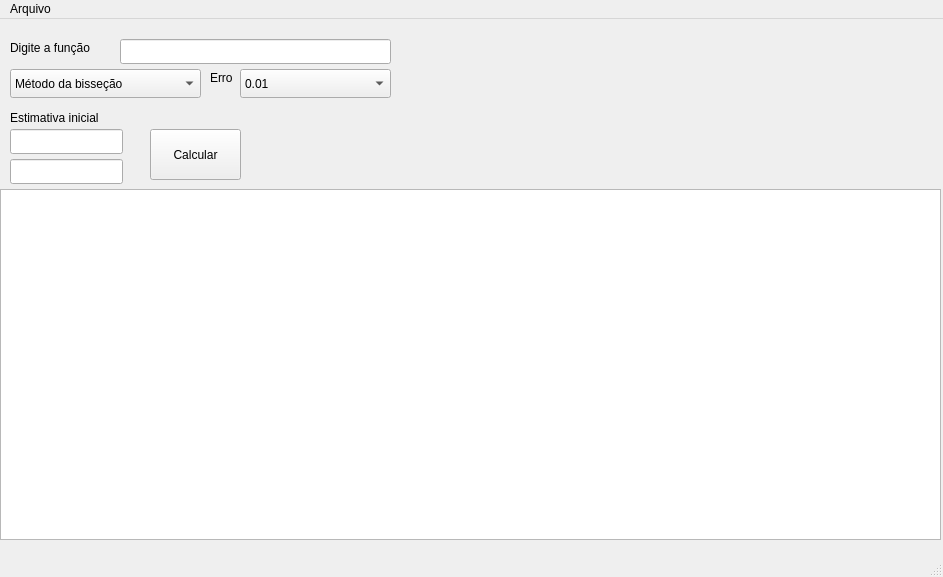
rafaelperazzo/iCalcNum, file main.ui: the form before one commit.
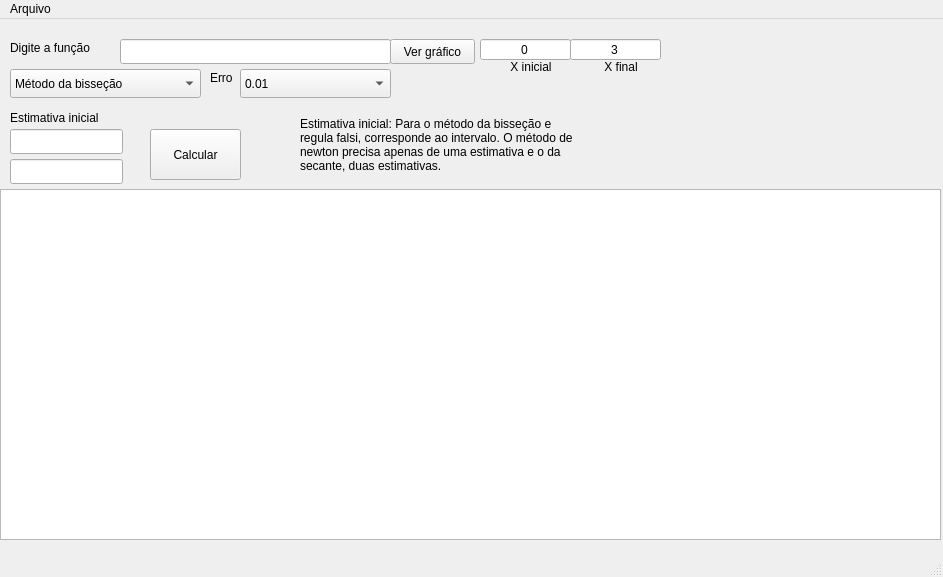
The form after the commit.

What changed in the file:
```diff
--- a/main.ui
+++ b/main.ui
@@ -171,6 +171,105 @@
      </property>
     </item>
    </widget>
+   <widget class="QPushButton" name="btnGrafico">
+    <property name="geometry">
+     <rect>
+      <x>390</x>
+      <y>20</y>
+      <width>85</width>
+      <height>25</height>
+     </rect>
+    </property>
+    <property name="text">
+     <string>Ver gráfico</string>
+    </property>
+   </widget>
+   <widget class="QLineEdit" name="txtX1">
+    <property name="geometry">
+     <rect>
+      <x>480</x>
+      <y>20</y>
+      <width>91</width>
+      <height>21</height>
+     </rect>
+    </property>
+    <property name="toolTip">
+     <string>X inicial</string>
+    </property>
+    <property name="text">
+     <string>0</string>
+    </property>
+    <property name="alignment">
+     <set>Qt::AlignCenter</set>
+    </property>
+   </widget>
+   <widget class="QLineEdit" name="txtX2">
+    <property name="geometry">
+     <rect>
+      <x>570</x>
+      <y>20</y>
+      <width>91</width>
+      <height>21</height>
+     </rect>
+    </property>
+    <property name="toolTip">
+     <string>X final</string>
+    </property>
+    <property name="text">
+     <string>3</string>
+    </property>
+    <property name="alignment">
+     <set>Qt::AlignCenter</set>
+    </property>
+   </widget>
+   <widget class="QLabel" name="label_4">
+    <property name="geometry">
+     <rect>
+      <x>500</x>
+      <y>40</y>
+      <width>62</width>
+      <height>15</height>
+     </rect>
+    </property>
+    <property name="text">
+     <string>X inicial</string>
+    </property>
+    <property name="alignment">
+     <set>Qt::AlignCenter</set>
+    </property>
+   </widget>
+   <widget class="QLabel" name="label_5">
+    <property name="geometry">
+     <rect>
+      <x>590</x>
+      <y>40</y>
+      <width>62</width>
+      <height>15</height>
+     </rect>
+    </property>
+    <property name="text">
+     <string>X final</string>
+    </property>
+    <property name="alignment">
+     <set>Qt::AlignCenter</set>
+    </property>
+   </widget>
+   <widget class="QLabel" name="label_6">
+    <property name="geometry">
+     <rect>
+      <x>300</x>
+      <y>90</y>
+      <width>281</width>
+      <height>71</height>
+     </rect>
+    </property>
+    <property name="text">
+     <string>Estimativa inicial: Para o método da bisseção e regula falsi, corresponde ao intervalo. O método de newton precisa apenas de uma estimativa e o da secante, duas estimativas.</string>
+    </property>
+    <property name="wordWrap">
+     <bool>true</bool>
+    </property>
+   </widget>
   </widget>
   <widget class="QMenuBar" name="menubar">
    <property name="geometry">
```
Left out of the diff: 12 changed lines with no effect on the pictures.
